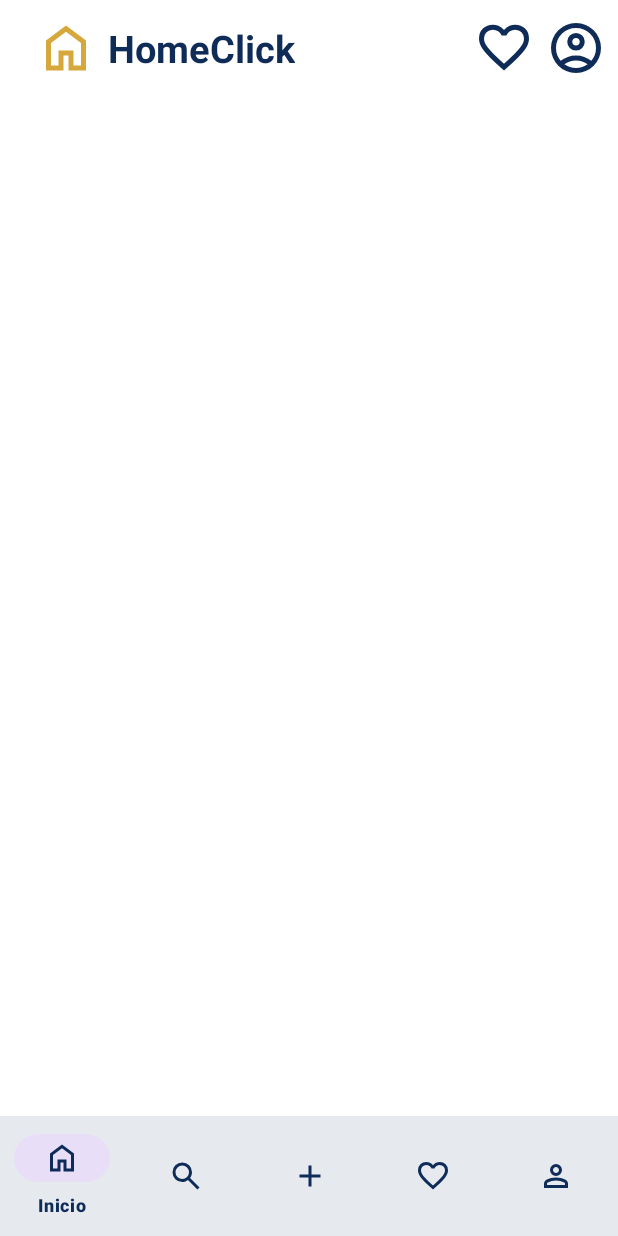
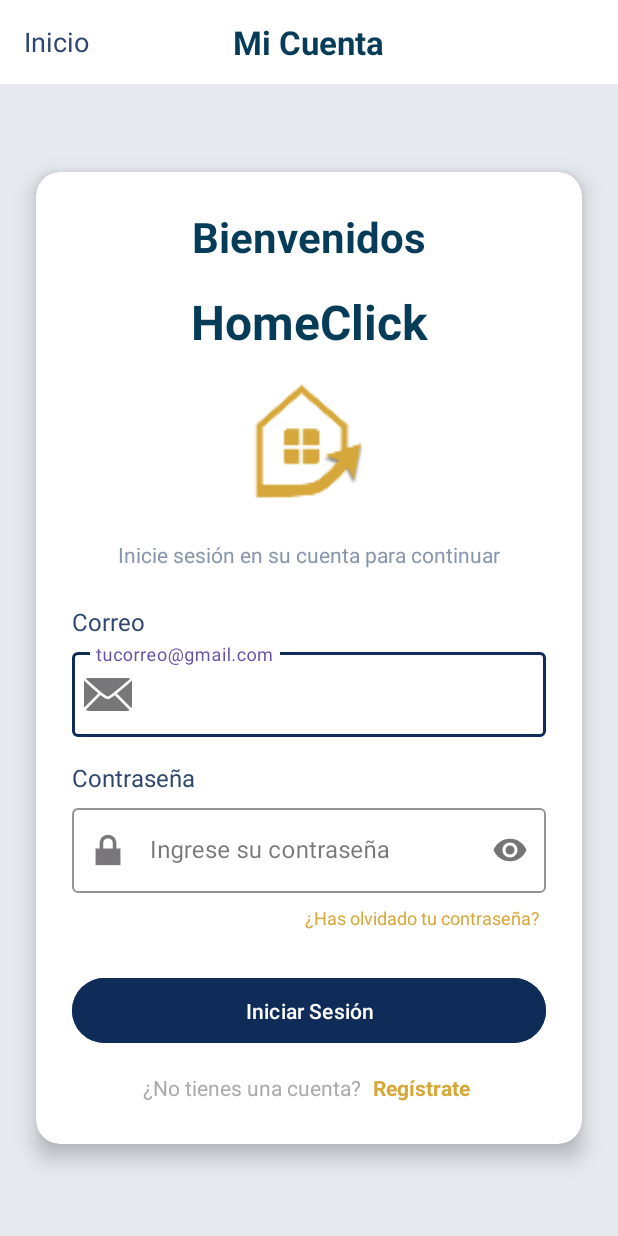
Before and after one commit to EdMendez00/ProyectoPDM2025GT2Grupo3VentadeBienesRaces, an Android app: the screen it shows after launch (HomeActivity before the commit, LoginActivity after it), on a phone screen of 412 x 824 dp. Run offline under Robolectric (Android 15) with nearby library versions, the light colour scheme and no system bars.

Commit message:
Diseño de inicio de sesion

```diff
--- a/app/src/main/AndroidManifest.xml
+++ b/app/src/main/AndroidManifest.xml
@@ -13,7 +13,7 @@
         android:theme="@style/Theme.ProyectoPDM2025GT2Grupo3VentadeBienesRaíces"
         tools:targetApi="31">
         <activity
-            android:name=".HomeActivity"
+            android:name=".LoginActivity"
             android:exported="true">
             <intent-filter>
                 <action android:name="android.intent.action.MAIN" />
@@ -21,6 +21,10 @@
                 <category android:name="android.intent.category.LAUNCHER" />
             </intent-filter>
         </activity>
+        <activity
+            android:name=".HomeActivity"
+            android:exported="true">
+        </activity>
     </application>
 
 </manifest>
--- /dev/null
+++ b/app/src/main/java/com/example/proyectopdm2025_gt2_grupo3_ventadebienesraces/LoginActivity.kt
@@ -0,0 +1,80 @@
+package com.example.proyectopdm2025_gt2_grupo3_ventadebienesraces
+
+import android.content.Intent
+import androidx.appcompat.app.AppCompatActivity
+import android.os.Bundle
+import android.widget.Button
+import android.widget.TextView
+import android.widget.Toast
+import com.google.android.material.textfield.TextInputEditText
+
+class LoginActivity : AppCompatActivity() {
+
+    private lateinit var editTextEmail: TextInputEditText
+    private lateinit var editTextPassword: TextInputEditText
+    private lateinit var buttonLogin: Button
+    private lateinit var textViewRegister: TextView
+    private lateinit var textViewForgotPassword: TextView
+
+    override fun onCreate(savedInstanceState: Bundle?) {
+        super.onCreate(savedInstanceState)
+        setContentView(R.layout.activity_login)
+
+        // Inicializar vistas
+        editTextEmail = findViewById(R.id.editTextEmail)
+        editTextPassword = findViewById(R.id.editTextPassword)
+        buttonLogin = findViewById(R.id.buttonLogin)
+        textViewRegister = findViewById(R.id.textViewRegister)
+        textViewForgotPassword = findViewById(R.id.textViewForgotPassword)
+
+        // Configurar eventos de click
+        buttonLogin.setOnClickListener {
+            val email = editTextEmail.text.toString().trim()
+            val password = editTextPassword.text.toString().trim()
+
+            // Validar campos
+            if (email.isEmpty()) {
+                editTextEmail.error = "Ingresa tu correo electrónico"
+                editTextEmail.requestFocus()
+                return@setOnClickListener
+            }
+
+            if (password.isEmpty()) {
+                editTextPassword.error = "Ingresa tu contraseña"
+                editTextPassword.requestFocus()
+                return@setOnClickListener
+            }
+
+            // Para propósitos de demostración, iniciar sesión con cualquier credencial
+            // En una implementación real, aquí se haría la verificación con una API o base de datos
+            loginUser(email, password)
+        }
+
+        textViewRegister.setOnClickListener {
+            // Aquí se implementará la navegación a la pantalla de registro
+            Toast.makeText(this, "Funcionalidad de registro próximamente", Toast.LENGTH_SHORT).show()
+            // Intent(this, RegisterActivity::class.java).also {
+            //     startActivity(it)
+            // }
+        }
+
+        textViewForgotPassword.setOnClickListener {
+            // Aquí se implementará la funcionalidad de recuperación de contraseña
+            Toast.makeText(this, "Funcionalidad de recuperación de contraseña próximamente", Toast.LENGTH_SHORT).show()
+        }
+    }
+
+    private fun loginUser(email: String, password: String) {
+        // Para demostración, simularemos un login exitoso
+        // En una app real, conectarías con una API o Firebase Authentication
+
+        Toast.makeText(this, "Inicio de sesión exitoso", Toast.LENGTH_SHORT).show()
+
+        // Navegar a la actividad principal después del login exitoso
+        Intent(this, HomeActivity::class.java).also {
+            it.flags = Intent.FLAG_ACTIVITY_NEW_TASK or Intent.FLAG_ACTIVITY_CLEAR_TASK
+            startActivity(it)
+            finish()
+        }
+    }
+}
--- /dev/null
+++ b/app/src/main/res/layout/activity_login.xml
@@ -0,0 +1,238 @@
+<?xml version="1.0" encoding="utf-8"?>
+<androidx.constraintlayout.widget.ConstraintLayout xmlns:android="http://schemas.android.com/apk/res/android"
+    xmlns:app="http://schemas.android.com/apk/res-auto"
+    xmlns:tools="http://schemas.android.com/tools"
+    android:layout_width="match_parent"
+    android:layout_height="match_parent"
+    android:background="@color/blue_light"
+    tools:context=".LoginActivity">
+
+    <!-- Barra superior -->
+    <LinearLayout
+        android:id="@+id/topBar"
+        android:layout_width="match_parent"
+        android:layout_height="56dp"
+        android:background="@color/white"
+        android:orientation="horizontal"
+        android:paddingStart="16dp"
+        android:paddingEnd="16dp"
+        android:gravity="center_vertical"
+        app:layout_constraintEnd_toEndOf="parent"
+        app:layout_constraintStart_toStartOf="parent"
+        app:layout_constraintTop_toTopOf="parent">
+
+        <TextView
+            android:layout_width="0dp"
+            android:layout_height="wrap_content"
+            android:layout_weight="1"
+            android:drawablePadding="8dp"
+            android:gravity="start|center_vertical"
+            android:text="Inicio"
+            android:textColor="#2D466F"
+            android:textSize="18sp" />
+
+        <TextView
+            android:layout_width="wrap_content"
+            android:layout_height="match_parent"
+            android:gravity="center"
+            android:text="Mi Cuenta"
+            android:textColor="#063C57"
+            android:textSize="22sp"
+            android:textStyle="bold" />
+
+        <View
+            android:layout_width="0dp"
+            android:layout_height="match_parent"
+            android:layout_weight="1" />
+
+    </LinearLayout>
+
+    <!-- Contenido principal -->
+    <androidx.cardview.widget.CardView
+        android:id="@+id/cardViewLogin"
+        android:layout_width="0dp"
+        android:layout_height="wrap_content"
+        android:layout_marginStart="24dp"
+        android:layout_marginTop="32dp"
+        android:layout_marginEnd="24dp"
+        app:cardBackgroundColor="@color/white"
+        app:cardCornerRadius="16dp"
+        app:cardElevation="8dp"
+        app:layout_constraintBottom_toBottomOf="parent"
+        app:layout_constraintEnd_toEndOf="parent"
+        app:layout_constraintStart_toStartOf="parent"
+        app:layout_constraintTop_toBottomOf="@id/topBar"
+        app:layout_constraintVertical_bias="0.3">
+
+        <androidx.constraintlayout.widget.ConstraintLayout
+            android:layout_width="match_parent"
+            android:layout_height="wrap_content"
+            android:padding="24dp">
+
+            <TextView
+                android:id="@+id/textViewTitle"
+                android:layout_width="wrap_content"
+                android:layout_height="wrap_content"
+                android:text="Bienvenidos"
+                android:textColor="#063C57"
+                android:textSize="28sp"
+                android:textStyle="bold"
+                app:layout_constraintEnd_toEndOf="parent"
+                app:layout_constraintStart_toStartOf="parent"
+                app:layout_constraintTop_toTopOf="parent" />
+
+            <TextView
+                android:id="@+id/textViewLogoName"
+                android:layout_width="wrap_content"
+                android:layout_height="wrap_content"
+                android:layout_marginTop="16dp"
+                android:text="HomeClick"
+                android:textColor="#063C57"
+                android:textSize="32sp"
+                android:textStyle="bold"
+                app:layout_constraintEnd_toEndOf="parent"
+                app:layout_constraintStart_toStartOf="parent"
+                app:layout_constraintTop_toBottomOf="@+id/textViewTitle" />
+
+            <ImageView
+                android:id="@+id/imageViewLogo"
+                android:layout_width="100dp"
+                android:layout_height="100dp"
+                android:layout_marginTop="8dp"
+                android:contentDescription="Logo HomeClick"
+                android:src="@mipmap/ic_launcher"
+                app:layout_constraintEnd_toEndOf="parent"
+                app:layout_constraintStart_toStartOf="parent"
+                app:layout_constraintTop_toBottomOf="@+id/textViewLogoName" />
+
+            <TextView
+                android:id="@+id/textViewSubtitle"
+                android:layout_width="wrap_content"
+                android:layout_height="wrap_content"
+                android:layout_marginTop="16dp"
+                android:text="Inicie sesión en su cuenta para continuar"
+                android:textColor="#8795AC"
+                android:textSize="14sp"
+                app:layout_constraintEnd_toEndOf="parent"
+                app:layout_constraintStart_toStartOf="parent"
+                app:layout_constraintTop_toBottomOf="@+id/imageViewLogo" />
+
+            <TextView
+                android:id="@+id/labelEmail"
+                android:layout_width="wrap_content"
+                android:layout_height="wrap_content"
+                android:layout_marginTop="24dp"
+                android:text="Correo"
+                android:textColor="#2D466F"
+                android:textSize="16sp"
+                app:layout_constraintStart_toStartOf="parent"
+                app:layout_constraintTop_toBottomOf="@+id/textViewSubtitle" />
+
+            <com.google.android.material.textfield.TextInputLayout
+                android:id="@+id/textInputLayoutEmail"
+                style="@style/Widget.MaterialComponents.TextInputLayout.OutlinedBox"
+                android:layout_width="match_parent"
+                android:layout_height="wrap_content"
+                android:layout_marginTop="4dp"
+                app:boxStrokeColor="@color/blue_normal"
+                app:startIconDrawable="@android:drawable/ic_dialog_email"
+                app:layout_constraintEnd_toEndOf="parent"
+                app:layout_constraintStart_toStartOf="parent"
+                app:layout_constraintTop_toBottomOf="@+id/labelEmail">
+
+                <com.google.android.material.textfield.TextInputEditText
+                    android:id="@+id/editTextEmail"
+                    android:layout_width="match_parent"
+                    android:layout_height="wrap_content"
+                    android:inputType="textEmailAddress"
+                    android:hint="tucorreo@gmail.com" />
+            </com.google.android.material.textfield.TextInputLayout>
+
+            <TextView
+                android:id="@+id/labelPassword"
+                android:layout_width="wrap_content"
+                android:layout_height="wrap_content"
+                android:layout_marginTop="16dp"
+                android:text="Contraseña"
+                android:textColor="#2D466F"
+                android:textSize="16sp"
+                app:layout_constraintStart_toStartOf="parent"
+                app:layout_constraintTop_toBottomOf="@+id/textInputLayoutEmail" />
+
+            <com.google.android.material.textfield.TextInputLayout
+                android:id="@+id/textInputLayoutPassword"
+                style="@style/Widget.MaterialComponents.TextInputLayout.OutlinedBox"
+                android:layout_width="match_parent"
+                android:layout_height="wrap_content"
+                android:layout_marginTop="4dp"
+                app:boxStrokeColor="@color/blue_normal"
+                app:startIconDrawable="@android:drawable/ic_lock_lock"
+                app:layout_constraintEnd_toEndOf="parent"
+                app:layout_constraintStart_toStartOf="parent"
+                app:layout_constraintTop_toBottomOf="@+id/labelPassword"
+                app:passwordToggleEnabled="true">
+
+                <com.google.android.material.textfield.TextInputEditText
+                    android:id="@+id/editTextPassword"
+                    android:layout_width="match_parent"
+                    android:layout_height="wrap_content"
+                    android:inputType="textPassword"
+                    android:hint="Ingrese su contraseña" />
+            </com.google.android.material.textfield.TextInputLayout>
+
+            <TextView
+                android:id="@+id/textViewForgotPassword"
+                android:layout_width="wrap_content"
+                android:layout_height="wrap_content"
+                android:layout_marginTop="4dp"
+                android:padding="4dp"
+                android:text="¿Has olvidado tu contraseña?"
+                android:textColor="@color/color_gold"
+                android:textSize="12sp"
+                app:layout_constraintEnd_toEndOf="parent"
+                app:layout_constraintTop_toBottomOf="@+id/textInputLayoutPassword" />
+
+            <Button
+                android:id="@+id/buttonLogin"
+                android:layout_width="0dp"
+                android:layout_height="wrap_content"
+                android:layout_marginTop="24dp"
+                android:backgroundTint="@color/blue_normal"
+                android:padding="12dp"
+                android:text="Iniciar Sesión"
+                android:textColor="@color/white"
+                app:layout_constraintEnd_toEndOf="parent"
+                app:layout_constraintStart_toStartOf="parent"
+                app:layout_constraintTop_toBottomOf="@+id/textViewForgotPassword" />
+
+            <TextView
+                android:id="@+id/textViewRegisterPrompt"
+                android:layout_width="wrap_content"
+                android:layout_height="wrap_content"
+                android:layout_marginTop="16dp"
+                android:text="¿No tienes una cuenta?"
+                android:textColor="@android:color/darker_gray"
+                android:textSize="14sp"
+                app:layout_constraintEnd_toStartOf="@+id/textViewRegister"
+                app:layout_constraintHorizontal_chainStyle="packed"
+                app:layout_constraintStart_toStartOf="parent"
+                app:layout_constraintTop_toBottomOf="@+id/buttonLogin" />
+
+            <TextView
+                android:id="@+id/textViewRegister"
+                android:layout_width="wrap_content"
+                android:layout_height="wrap_content"
+                android:layout_marginStart="4dp"
+                android:padding="4dp"
+                android:text="Regístrate"
+                android:textColor="@color/color_gold"
+                android:textStyle="bold"
+                android:textSize="14sp"
+                app:layout_constraintBaseline_toBaselineOf="@+id/textViewRegisterPrompt"
+                app:layout_constraintEnd_toEndOf="parent"
+                app:layout_constraintStart_toEndOf="@+id/textViewRegisterPrompt" />
+
+        </androidx.constraintlayout.widget.ConstraintLayout>
+    </androidx.cardview.widget.CardView>
+
+</androidx.constraintlayout.widget.ConstraintLayout>
--- a/app/src/main/res/values/colors.xml
+++ b/app/src/main/res/values/colors.xml
@@ -7,4 +7,11 @@
     <color name="blue_normal">#0F2C59</color>
     <color name="color_gray_border">#D9D9D9</color>
     <color name="color_gold">#D6A83B</color>
+
+    <!-- Nuevos colores personalizados -->
+    <color name="white_topbar">#FFFEFE</color>
+    <color name="blue_text">#2D466F</color>
+    <color name="blue_homeclick">#063C57</color>
+    <color name="gray_text">#8795AC</color>
+    <color name="gold_link">#DEC269</color>
 </resources>
```
